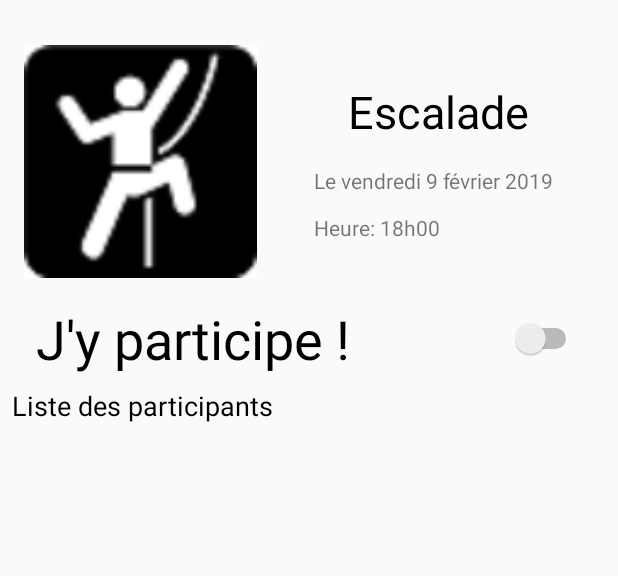
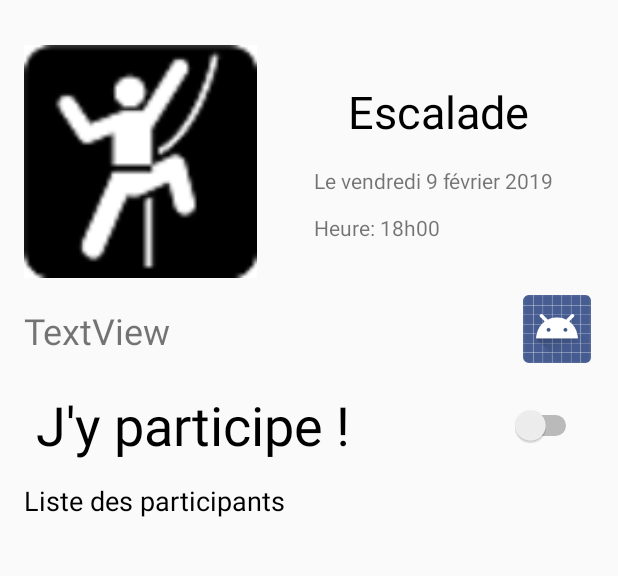
Before and after one commit to marin14000/CoSport, an Android app: the layout activity_view.xml on its own in the app's theme, with its tools: preview values and no code run, on a phone screen of 412 x 824 dp, the part 87-663 px from its top. Run offline under Robolectric (Android 15) with nearby library versions, the phone set to English and light mode, and no system bars; Roboto replaces fonts that are not available here.

Commit message:
création package + ajout classe DataTest pour mieux voir les donnée creer pour test +ajout image depuis internet dans imageView sur liste participant (uniquent avec currentUser) +ajout fonction switch ActivityView +ajout memoire switch (si user participe a acti garde en memoire l'activite auquel il participe)

```diff
--- a/app/build.gradle
+++ b/app/build.gradle
@@ -17,7 +17,9 @@ android {
         }
     }
 }
-
+repositories {
+    maven { url "https://oss.sonatype.org/content/repositories/snapshots" }
+}
 dependencies {
     implementation fileTree(dir: 'libs', include: ['*.jar'])
     implementation 'com.android.support:appcompat-v7:28.0.0'
@@ -28,4 +30,5 @@ dependencies {
     implementation 'com.android.support:cardview-v7:28.0.0'
     implementation 'com.android.support:recyclerview-v7:28.0.0'
     implementation 'com.android.support:support-v4:28.0.0'
+    implementation 'com.squareup.picasso:picasso:2.6.0-SNAPSHOT'
 }
--- a/app/src/main/AndroidManifest.xml
+++ b/app/src/main/AndroidManifest.xml
@@ -2,7 +2,8 @@
 <!--suppress AndroidDomInspection -->
 <manifest xmlns:android="http://schemas.android.com/apk/res/android"
     package="com.example.a21601861.cosport">
-
+    <uses-permission android:name="android.permission.INTERNET" />
+    <uses-permission android:name="android.permission.ACCESS_NETWORK_STATE" />
     <application
         android:allowBackup="true"
         android:icon="@mipmap/ic_launcher"
@@ -17,7 +18,7 @@
                 <category android:name="android.intent.category.LAUNCHER" />
             </intent-filter>
         </activity>
-        <activity android:name=".ActivityView">
+        <activity android:name=".Activity.ActivityView">
 
         </activity>
         <meta-data
--- a/app/src/main/res/layout/activity_view.xml
+++ b/app/src/main/res/layout/activity_view.xml
@@ -25,18 +25,19 @@
             app:srcCompat="@mipmap/escalade" />
 
         <Switch
-            android:id="@+id/switch1"
+            android:id="@+id/swParticipate"
             android:layout_width="0dp"
-            android:layout_height="wrap_content"
+            android:layout_height="60dp"
             android:layout_marginEnd="24dp"
             android:layout_marginStart="24dp"
-            android:layout_marginTop="16dp"
+            android:layout_marginTop="8dp"
+            android:onClick="ClickOnSwitch"
             android:text="@string/text_Participe"
             android:textSize="36sp"
             app:layout_constraintEnd_toEndOf="parent"
-            app:layout_constraintHorizontal_bias="0.4"
+            app:layout_constraintHorizontal_bias="1.0"
             app:layout_constraintStart_toStartOf="parent"
-            app:layout_constraintTop_toBottomOf="@+id/IconAct" />
+            app:layout_constraintTop_toBottomOf="@+id/constraintLayout" />
 
         <android.support.constraint.ConstraintLayout
             android:layout_width="181dp"
@@ -99,18 +100,19 @@
             android:id="@+id/textView6"
             android:layout_width="wrap_content"
             android:layout_height="wrap_content"
-            android:layout_marginStart="8dp"
+            android:layout_marginStart="16dp"
             android:layout_marginTop="8dp"
             android:text="@string/titleListParti"
             android:textColor="@android:color/black"
             android:textSize="18sp"
             app:layout_constraintStart_toStartOf="parent"
-            app:layout_constraintTop_toBottomOf="@+id/switch1" />
+            app:layout_constraintTop_toBottomOf="@+id/swParticipate" />
 
         <ScrollView
+            android:id="@+id/scrollView2"
             android:layout_width="0dp"
             android:layout_height="0dp"
-            android:layout_marginBottom="9dp"
+            android:layout_marginBottom="8dp"
             android:layout_marginEnd="8dp"
             android:layout_marginStart="8dp"
             android:layout_marginTop="8dp"
@@ -120,10 +122,50 @@
             app:layout_constraintTop_toBottomOf="@+id/textView6">
 
             <TableLayout
+                android:id="@+id/ListUser"
                 android:layout_width="match_parent"
                 android:layout_height="wrap_content">
 
             </TableLayout>
         </ScrollView>
+
+        <android.support.constraint.ConstraintLayout
+            android:id="@+id/constraintLayout"
+            android:layout_width="0dp"
+            android:layout_height="52dp"
+            android:layout_marginEnd="8dp"
+            android:layout_marginStart="8dp"
+            android:layout_marginTop="8dp"
+            app:layout_constraintEnd_toEndOf="parent"
+            app:layout_constraintStart_toStartOf="parent"
+            app:layout_constraintTop_toBottomOf="@+id/IconAct">
+
+            <ImageView
+                android:id="@+id/imageCreator"
+                android:layout_width="49dp"
+                android:layout_height="45dp"
+                android:layout_marginBottom="8dp"
+                android:layout_marginEnd="8dp"
+                android:layout_marginTop="8dp"
+                app:layout_constraintBottom_toBottomOf="parent"
+                app:layout_constraintEnd_toEndOf="parent"
+                app:layout_constraintTop_toTopOf="parent"
+                app:srcCompat="@android:drawable/sym_def_app_icon" />
+
+            <TextView
+                android:id="@+id/Creator"
+                android:layout_width="0dp"
+                android:layout_height="31dp"
+                android:layout_marginBottom="8dp"
+                android:layout_marginStart="8dp"
+                android:layout_marginTop="8dp"
+                android:text="TextView"
+                android:textSize="24sp"
+                app:layout_constraintBottom_toBottomOf="parent"
+                app:layout_constraintStart_toStartOf="parent"
+                app:layout_constraintTop_toTopOf="parent" />
+        </android.support.constraint.ConstraintLayout>
+
     </android.support.constraint.ConstraintLayout>
+
 </android.support.constraint.ConstraintLayout>
--- a/app/src/main/res/layout/menu.xml
+++ b/app/src/main/res/layout/menu.xml
@@ -187,7 +187,7 @@
                 android:layout_marginEnd="8dp"
                 android:layout_marginTop="8dp"
                 android:contentDescription="@string/descr_return_menu"
-                android:onClick="onClickListenner"
+                android:onClick="onClickOnMenu"
                 app:layout_constraintEnd_toEndOf="parent"
                 app:layout_constraintTop_toTopOf="parent"
                 app:srcCompat="@mipmap/fleche_d" />
@@ -235,7 +235,7 @@
         android:layout_marginEnd="16dp"
         android:layout_marginTop="16dp"
         android:contentDescription="@string/descr_icon_menu"
-        android:onClick="onClickListenner"
+        android:onClick="onClickOnMenu"
         app:layout_constraintEnd_toEndOf="parent"
         app:layout_constraintTop_toTopOf="parent"
         app:srcCompat="@mipmap/menu" />
```
Also changed, not shown: app/src/main/java/com/example/a21601861/cosport/Activity/ActivityDesc.java (added, +17 -0 lines), app/src/main/java/com/example/a21601861/cosport/Activity/ActivityDescImp.java (renamed from app/src/main/java/com/example/a21601861/cosport/ActivityDescImp.java, +27 -2 lines), app/src/main/java/com/example/a21601861/cosport/Activity/ActivityView.java (added, +95 -0 lines), app/src/main/java/com/example/a21601861/cosport/ActivityDesc.java (deleted, +0 -12 lines), app/src/main/java/com/example/a21601861/cosport/ActivityView.java (deleted, +0 -71 lines), app/src/main/java/com/example/a21601861/cosport/DATA/DataTest.java (added, +39 -0 lines), app/src/main/java/com/example/a21601861/cosport/Listenner.java (added, +37 -0 lines), app/src/main/java/com/example/a21601861/cosport/MainActivity.java (+7 -36 lines), app/src/main/java/com/example/a21601861/cosport/UserPackage/User.java (added, +10 -0 lines), app/src/main/java/com/example/a21601861/cosport/UserPackage/UserImp.java (added, +59 -0 lines).
